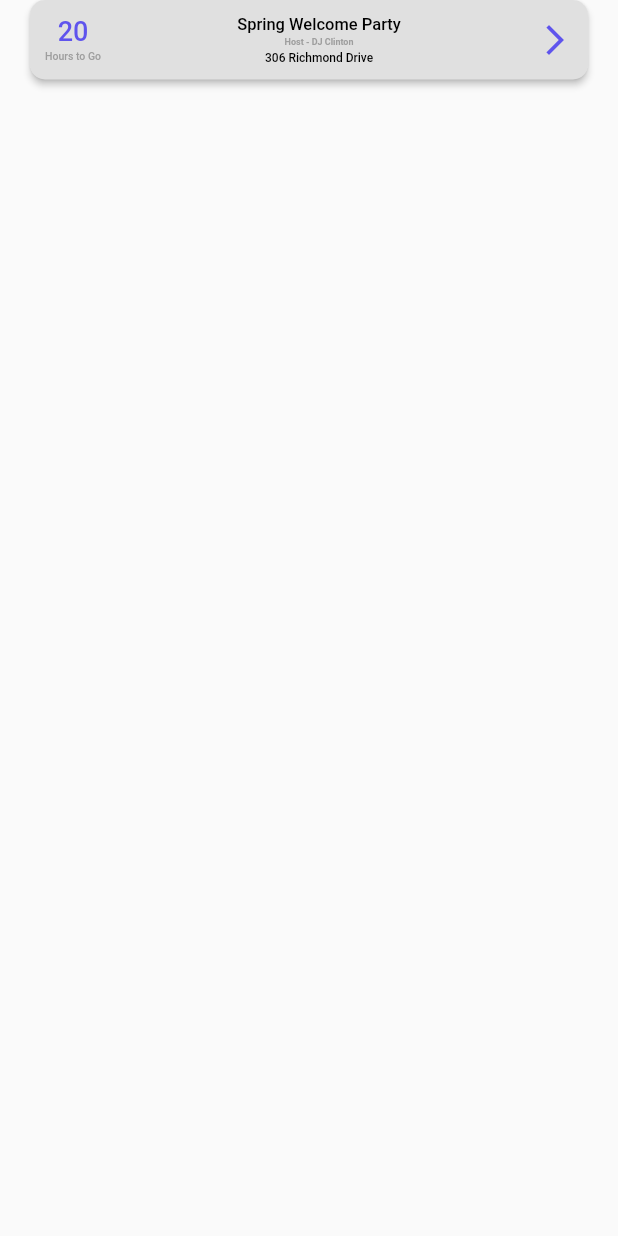
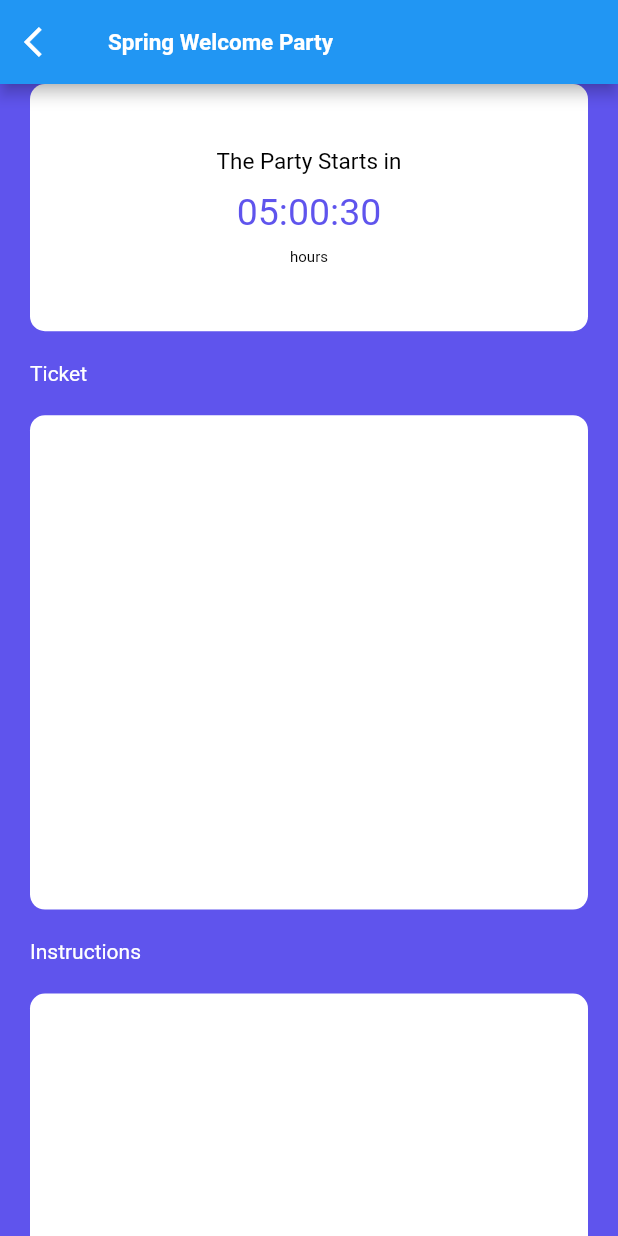
Before and after one commit to CalmExperts/Haus_party, a Flutter app: the UpcomingParty widget shown alone on an empty page, opened directly, after a tap on "20", on a phone screen of 412 x 824 dp. Run offline on Flutter 3.47's test engine with Material 2 defaults, Android fonts, the phone set to English and light mode, and no system bars; our stand-ins replace table_calendar; missing offline and left inert: dart:ffi.

Commit message:
made preliminary party details page

```diff
--- a/lib/calendar_page.dart
+++ b/lib/calendar_page.dart
@@ -1,21 +1,10 @@
 import 'package:flutter/material.dart';
 import 'package:haus_party/bottom_bar.dart';
+import 'package:haus_party/party_details_2.dart';
 import 'package:table_calendar/table_calendar.dart';
 import 'package:intl/intl.dart' show DateFormat;
 
 class CalendarScreen extends StatelessWidget {
-  var _calendarController;
-  @override
-  void initState() {
-    _calendarController = CalendarController();
-  }
-
-  @override
-  void dispose() {
-    _calendarController.dispose();
-    // super.dispose();
-  }
-
   @override
   Widget build(BuildContext context) {
     return Scaffold(
@@ -120,7 +109,9 @@ class UpcomingParty extends StatelessWidget {
             shape: RoundedRectangleBorder(
               borderRadius: BorderRadius.all(Radius.circular(10)),
             ),
-            onPressed: () {},
+            onPressed: () {
+              Navigator.push(context, MaterialPageRoute(builder: (context) => PartyDetails(partyDateTime: partyDateTime, partyAddress: partyAddress, partyTitle: partyTitle)));
+            },
             padding: const EdgeInsets.fromLTRB(10, 10, 10, 10),
             child: Row(
               mainAxisAlignment: MainAxisAlignment.spaceBetween,
--- /dev/null
+++ b/lib/party_details_2.dart
@@ -0,0 +1,155 @@
+import 'package:flutter/material.dart';
+
+class PartyDetails extends StatelessWidget {
+  const PartyDetails({
+    this.partyDateTime,
+    this.partyTitle,
+    this.partyHost,
+    this.partyAddress,
+  });
+
+  final String partyAddress;
+  final String partyHost;
+  final String partyTitle;
+  final String partyDateTime;
+
+  @override
+  Widget build(BuildContext context) {
+    return Scaffold(
+      backgroundColor: Color(0xFF5F54ED),
+      appBar: AppBar(
+          leading: IconButton(
+              icon: Icon(Icons.arrow_back_ios, color: Colors.white),
+              onPressed: () {}),
+          title: Text(partyTitle,
+              style: TextStyle(
+                  color: Colors.white,
+                  fontSize: 15.0,
+                  fontWeight: FontWeight.bold))),
+      body: ListView(padding: EdgeInsets.fromLTRB(20, 0, 20, 0), children: <
+          Widget>[
+        Container(
+            padding: EdgeInsets.fromLTRB(10, 10, 10, 10),
+            height: MediaQuery.of(context).size.height * 0.2,
+            width: MediaQuery.of(context).size.width * 0.7,
+            decoration: BoxDecoration(
+                color: Colors.white,
+                borderRadius: BorderRadius.all(Radius.circular(10))),
+            child: Column(
+                mainAxisAlignment: MainAxisAlignment.center,
+                crossAxisAlignment: CrossAxisAlignment.center,
+                children: <Widget>[
+                  Text(
+                    "The Party Starts in",
+                    style: TextStyle(color: Colors.black, fontSize: 15.0),
+                  ),
+                  SizedBox(height: 10),
+                  Text(
+                    '05:00:30',
+                    style: TextStyle(color: Color(0xFF5F54ED), fontSize: 25.0),
+                  ),
+                  SizedBox(height: 10),
+                  Text(
+                    'hours',
+                    style: TextStyle(color: Colors.black, fontSize: 10.0),
+                  )
+                ])),
+        Padding(
+            padding: EdgeInsets.fromLTRB(0, 20, 20, 20),
+            child: Text(
+              'Ticket',
+              style: TextStyle(color: Colors.white),
+            )),
+        // QR Code Container
+        Padding(
+          padding: EdgeInsets.fromLTRB(0, 0, 0, 20),
+          child: Container(
+            padding: EdgeInsets.fromLTRB(20, 20, 20, 20),
+            height: MediaQuery.of(context).size.height * 0.4,
+            width: MediaQuery.of(context).size.width * 0.7,
+            decoration: BoxDecoration(
+                color: Colors.white,
+                borderRadius: BorderRadius.all(Radius.circular(10))),
+            // child: ,
+          ),
+        ),
+        Text(
+              'Instructions',
+              style: TextStyle(color: Colors.white),
+            ),
+        Padding(
+          padding: EdgeInsets.fromLTRB(0, 20, 0, 20),
+          child:
+        Container(
+          padding: EdgeInsets.fromLTRB(20, 20, 20, 20),
+          height: MediaQuery.of(context).size.height * 0.3,
+          width: MediaQuery.of(context).size.width * 0.7,
+          decoration: BoxDecoration(
+              color: Colors.white,
+              borderRadius: BorderRadius.all(Radius.circular(10))),
+          // child: ,
+        ),
+        ),
+        // Drinks Container
+        Container(
+          padding: EdgeInsets.fromLTRB(20, 20, 20, 0),
+          height: MediaQuery.of(context).size.height * 0.4,
+          width: MediaQuery.of(context).size.width * 0.7,
+          decoration: BoxDecoration(
+              color: Colors.white,
+              borderRadius: BorderRadius.all(Radius.circular(10))),
+          child: Column(children: <Widget>[
+            Row(children: <Widget>[
+              Image(
+                fit: BoxFit.fill,
+                image: AssetImage('assets/drink_image.png'),
+              ),
+              Column(
+                children: <Widget>[
+                  Text("Drinks",
+                      style: TextStyle(color: Colors.black, fontSize: 14.0)),
+                  Text("Admits 1 only",
+                      style: TextStyle(color: Colors.grey, fontSize: 7.5))
+                ],
+              )
+            ]),
+            SizedBox(height: 30.0),
+            Column(
+              mainAxisAlignment: MainAxisAlignment.center,
+              crossAxisAlignment: CrossAxisAlignment.center,
+              children: <Widget>[
+                Container(
+                    height: 110,
+                    width: 120,
+                    child: Column(
+                      children: <Widget>[
+                        Image(
+                          fit: BoxFit.fill,
+                          image: AssetImage('assets/asset-10.png'),
+                        ),
+                        Text("Ciroc Peach",
+                            style:
+                                TextStyle(color: Colors.black, fontSize: 10.0)),
+                        Text("1",
+                            style:
+                                TextStyle(color: Colors.black, fontSize: 8.0)),
+                      ],
+                    )),
+                RaisedButton(
+                    // padding: ,
+                    color: Color(0xFF5F54ED),
+                    shape: RoundedRectangleBorder(
+                        borderRadius: BorderRadius.all(Radius.circular(10))),
+                    onPressed: () {},
+                    child: Text(
+                      "Order More",
+                      style: TextStyle(color: Colors.white, fontSize: 10.0),
+                    )),
+              ],
+            )
+          ]),
+        ),
+      ]),
+    );
+  }
+}
--- a/pubspec.yaml
+++ b/pubspec.yaml
@@ -47,6 +47,9 @@ flutter:
     - assets/profile_image.jpg
     - assets/asset-1.png
     - assets/asset-2.png
+    - assets/asset-10.png
+    - assets/drink_image.png
+
 
   # An image asset can refer to one or more resolution-specific "variants", see
   # https://flutter.dev/assets-and-images/#resolution-aware.
```
Also changed, not shown: assets/asset-10.png (added), assets/drink_image.png (added).
